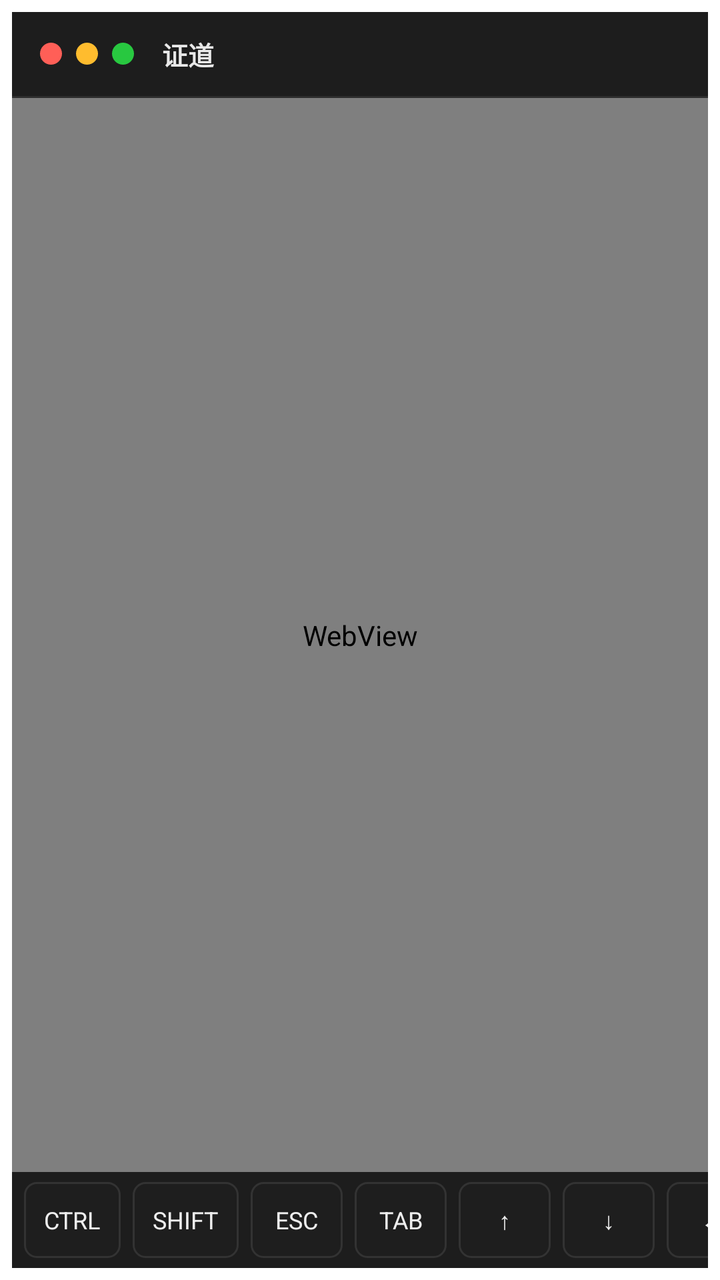
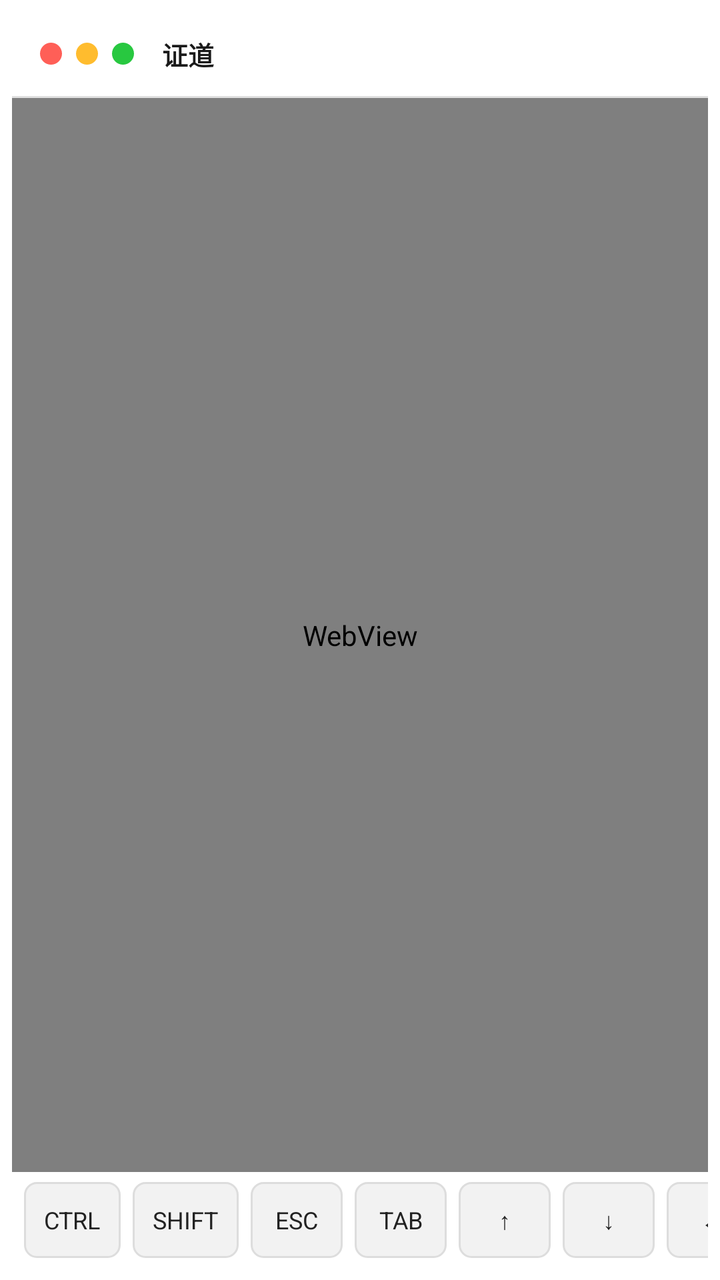

Before-and-after screenshots of an Android layout around one commit, followed by the original layout XML and the change that was made.
<!-- AndroidManifest.xml: activity theme Theme.Zhengdao -->
<!-- res/layout/activity_main.xml -->
<?xml version="1.0" encoding="utf-8"?>
<FrameLayout xmlns:android="http://schemas.android.com/apk/res/android"
    android:layout_width="match_parent"
    android:layout_height="match_parent"
    android:background="@android:color/white"
    android:padding="6dp">

    <LinearLayout
        android:id="@+id/window_card"
        android:layout_width="match_parent"
        android:layout_height="match_parent"
        android:orientation="vertical"
        android:background="@drawable/window_bg">

        <LinearLayout
            android:id="@+id/toolbar"
            android:layout_width="match_parent"
            android:layout_height="42dp"
            android:orientation="horizontal"
            android:background="#FF1D1D1D"
            android:gravity="center_vertical"
            android:paddingStart="14dp"
            android:paddingEnd="14dp">

            <View
                android:layout_width="11dp"
                android:layout_height="11dp"
                android:layout_marginEnd="7dp"
                android:background="@drawable/traffic_dot"
                android:backgroundTint="#FFFF5F57" />

            <View
                android:layout_width="11dp"
                android:layout_height="11dp"
                android:layout_marginEnd="7dp"
                android:background="@drawable/traffic_dot"
                android:backgroundTint="#FFFFBC2E" />

            <View
                android:layout_width="11dp"
                android:layout_height="11dp"
                android:layout_marginEnd="14dp"
                android:background="@drawable/traffic_dot"
                android:backgroundTint="#FF28C840" />

            <TextView
                android:id="@+id/toolbar_title"
                android:layout_width="0dp"
                android:layout_height="wrap_content"
                android:layout_weight="1"
                android:text="证道"
                android:textColor="#FFE8E8E8"
                android:textSize="13sp"
                android:textStyle="bold"
                android:singleLine="true" />
        </LinearLayout>

        <View
            android:layout_width="match_parent"
            android:layout_height="1dp"
            android:background="#FF2E2E2E" />

        <WebView
            android:id="@+id/terminal_web"
            android:layout_width="match_parent"
            android:layout_height="0dp"
            android:layout_weight="1" />

        <HorizontalScrollView
            android:id="@+id/key_bar"
            android:layout_width="match_parent"
            android:layout_height="48dp"
            android:background="#FF1D1D1D"
            android:scrollbars="none">

            <LinearLayout
                android:layout_width="wrap_content"
                android:layout_height="match_parent"
                android:orientation="horizontal"
                android:gravity="center_vertical"
                android:paddingStart="6dp"
                android:paddingEnd="6dp">

                <TextView
                    android:id="@+id/key_ctrl"
                    style="@style/TermKey"
                    android:text="CTRL" />
                <TextView
                    android:id="@+id/key_shift"
                    style="@style/TermKey"
                    android:text="SHIFT" />
                <TextView
                    android:id="@+id/key_esc"
                    style="@style/TermKey"
                    android:text="ESC" />
                <TextView
                    android:id="@+id/key_tab"
                    style="@style/TermKey"
                    android:text="TAB" />
                <TextView
                    android:id="@+id/key_up"
                    style="@style/TermKey"
                    android:text="↑" />
            <TextView
                android:id="@+id/key_down"
                style="@style/TermKey"
                android:text="↓" />
            <TextView
                android:id="@+id/key_left"
                style="@style/TermKey"
                android:text="←" />
            <TextView
                android:id="@+id/key_right"
                style="@style/TermKey"
                android:text="→" />
                <TextView
                    android:id="@+id/key_pgup"
                    style="@style/TermKey"
                    android:text="PGUP" />
                <TextView
                    android:id="@+id/key_pgdn"
                    style="@style/TermKey"
                    android:text="PGDN" />
                <TextView
                    android:id="@+id/key_pipe"
                    style="@style/TermKey"
                    android:text="|" />
                <TextView
                    android:id="@+id/key_minus"
                    style="@style/TermKey"
                    android:text="-" />
                <TextView
                    android:id="@+id/key_slash"
                    style="@style/TermKey"
                    android:text="/" />
            </LinearLayout>
        </HorizontalScrollView>
    </LinearLayout>
</FrameLayout>
<!-- resources referenced by this layout -->
<resources>
  <!-- drawable traffic_dot (drawable) -->
  <?xml version="1.0" encoding="utf-8"?>
  <shape xmlns:android="http://schemas.android.com/apk/res/android"
      android:shape="oval">
      <solid android:color="#FFFFFFFF" />
  </shape>
  <!-- drawable window_bg (drawable) -->
  <?xml version="1.0" encoding="utf-8"?>
  <shape xmlns:android="http://schemas.android.com/apk/res/android"
      android:shape="rectangle">
      <solid android:color="#FF161616" />
      <corners android:radius="14dp" />
      <stroke android:width="1dp" android:color="#FF2E2E2E" />
  </shape>
  <style name="TermKey">
          <item name="android:layout_width">wrap_content</item>
          <item name="android:layout_height">38dp</item>
          <item name="android:minWidth">46dp</item>
          <item name="android:gravity">center</item>
          <item name="android:layout_marginEnd">6dp</item>
          <item name="android:paddingStart">10dp</item>
          <item name="android:paddingEnd">10dp</item>
          <item name="android:background">@drawable/key_button_bg</item>
          <item name="android:textColor">#FFEEEEEE</item>
          <item name="android:textSize">12sp</item>
      </style>
  <style name="Theme.Zhengdao" parent="android:Theme.Material.Light.NoActionBar" />
  <!-- drawable key_button_bg (drawable) -->
  <?xml version="1.0" encoding="utf-8"?>
  <selector xmlns:android="http://schemas.android.com/apk/res/android">
      <item>
          <shape android:shape="rectangle">
              <solid android:color="#FF1E1E1E" />
              <corners android:radius="6dp" />
              <stroke android:width="1dp" android:color="#FF333333" />
          </shape>
      </item>
  </selector>
</resources>

<!-- the commit's change to res/layout/activity_main.xml (unified diff, before → after) -->
@@ -17,7 +17,7 @@
             android:layout_width="match_parent"
             android:layout_height="42dp"
             android:orientation="horizontal"
-            android:background="#FF1D1D1D"
+            android:background="#FFFFFFFF"
             android:gravity="center_vertical"
             android:paddingStart="14dp"
             android:paddingEnd="14dp">
@@ -49,7 +49,7 @@
                 android:layout_height="wrap_content"
                 android:layout_weight="1"
                 android:text="证道"
-                android:textColor="#FFE8E8E8"
+                android:textColor="#FF1A1A1A"
                 android:textSize="13sp"
                 android:textStyle="bold"
                 android:singleLine="true" />
@@ -58,7 +58,7 @@
         <View
             android:layout_width="match_parent"
             android:layout_height="1dp"
-            android:background="#FF2E2E2E" />
+            android:background="#FFE0E0E0" />
 
         <WebView
             android:id="@+id/terminal_web"
@@ -70,7 +70,7 @@
             android:id="@+id/key_bar"
             android:layout_width="match_parent"
             android:layout_height="48dp"
-            android:background="#FF1D1D1D"
+            android:background="#FFFFFFFF"
             android:scrollbars="none">
 
             <LinearLayout
<!-- resource entries referenced after the edit -->
@@ -10,9 +10,9 @@
   <?xml version="1.0" encoding="utf-8"?>
   <shape xmlns:android="http://schemas.android.com/apk/res/android"
       android:shape="rectangle">
-      <solid android:color="#FF161616" />
+      <solid android:color="#FFFFFFFF" />
       <corners android:radius="14dp" />
-      <stroke android:width="1dp" android:color="#FF2E2E2E" />
+      <stroke android:width="1dp" android:color="#FFCCCCCC" />
   </shape>
   <style name="TermKey">
           <item name="android:layout_width">wrap_content</item>
@@ -23,7 +23,7 @@
           <item name="android:paddingStart">10dp</item>
           <item name="android:paddingEnd">10dp</item>
           <item name="android:background">@drawable/key_button_bg</item>
-          <item name="android:textColor">#FFEEEEEE</item>
+          <item name="android:textColor">#FF222222</item>
           <item name="android:textSize">12sp</item>
       </style>
   <style name="Theme.Zhengdao" parent="android:Theme.Material.Light.NoActionBar" />
@@ -32,9 +32,9 @@
   <selector xmlns:android="http://schemas.android.com/apk/res/android">
       <item>
           <shape android:shape="rectangle">
-              <solid android:color="#FF1E1E1E" />
+              <solid android:color="#FFF2F2F2" />
               <corners android:radius="6dp" />
-              <stroke android:width="1dp" android:color="#FF333333" />
+              <stroke android:width="1dp" android:color="#FFDDDDDD" />
           </shape>
       </item>
   </selector>
